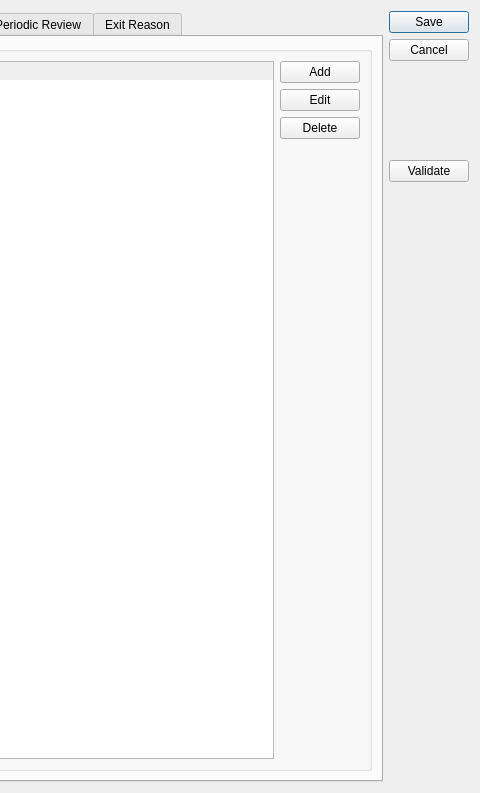
Above: ui/ui_removal2020.ui from zstamper/AFCARS-AXE before the change; both pictures show x 569 to 1049 and y 0 to 793 of the 1049 by 793 pixel window. Below: the same form after it.
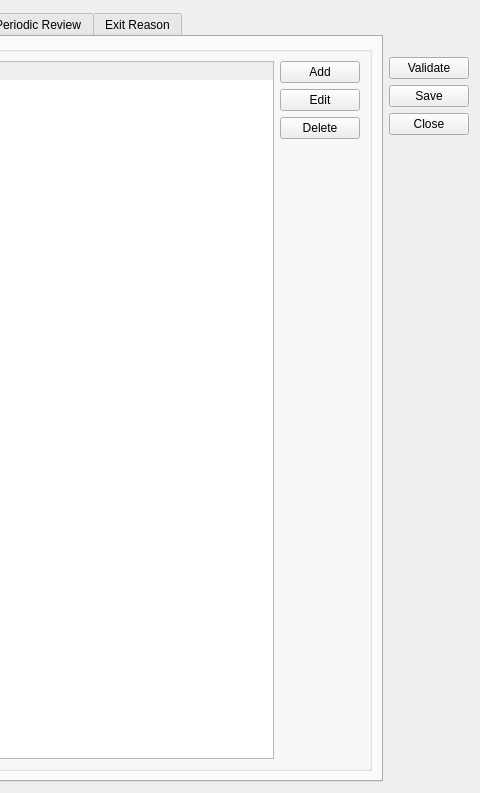
That is the form after the change. The open tabs and pages were chosen to show the change.

Patch:
```diff
--- a/ui/ui_removal2020.ui
+++ b/ui/ui_removal2020.ui
@@ -495,6 +495,9 @@
               <property name="text">
                <string>Add</string>
               </property>
+              <property name="autoDefault">
+               <bool>false</bool>
+              </property>
              </widget>
             </item>
             <item>
@@ -502,6 +505,9 @@
               <property name="text">
                <string>Edit</string>
               </property>
+              <property name="autoDefault">
+               <bool>false</bool>
+              </property>
              </widget>
             </item>
             <item>
@@ -509,6 +515,9 @@
               <property name="text">
                <string>Delete</string>
               </property>
+              <property name="autoDefault">
+               <bool>false</bool>
+              </property>
              </widget>
             </item>
             <item>
@@ -572,6 +581,9 @@
               <property name="text">
                <string>Add</string>
               </property>
+              <property name="autoDefault">
+               <bool>false</bool>
+              </property>
              </widget>
             </item>
             <item>
@@ -579,6 +591,9 @@
               <property name="text">
                <string>Edit</string>
               </property>
+              <property name="autoDefault">
+               <bool>false</bool>
+              </property>
              </widget>
             </item>
             <item>
@@ -586,6 +601,9 @@
               <property name="text">
                <string>Delete</string>
               </property>
+              <property name="autoDefault">
+               <bool>false</bool>
+              </property>
              </widget>
             </item>
             <item>
@@ -649,6 +667,9 @@
               <property name="text">
                <string>Add</string>
               </property>
+              <property name="autoDefault">
+               <bool>false</bool>
+              </property>
              </widget>
             </item>
             <item>
@@ -656,6 +677,9 @@
               <property name="text">
                <string>Edit</string>
               </property>
+              <property name="autoDefault">
+               <bool>false</bool>
+              </property>
              </widget>
             </item>
             <item>
@@ -663,6 +687,9 @@
               <property name="text">
                <string>Delete</string>
               </property>
+              <property name="autoDefault">
+               <bool>false</bool>
+              </property>
              </widget>
             </item>
             <item>
@@ -721,6 +748,9 @@
               <property name="text">
                <string>Add</string>
               </property>
+              <property name="autoDefault">
+               <bool>false</bool>
+              </property>
              </widget>
             </item>
             <item>
@@ -728,6 +758,9 @@
               <property name="text">
                <string>Edit</string>
               </property>
+              <property name="autoDefault">
+               <bool>false</bool>
+              </property>
              </widget>
             </item>
             <item>
@@ -735,6 +768,9 @@
               <property name="text">
                <string>Delete</string>
               </property>
+              <property name="autoDefault">
+               <bool>false</bool>
+              </property>
              </widget>
             </item>
             <item>
@@ -793,6 +829,9 @@
               <property name="text">
                <string>Add</string>
               </property>
+              <property name="autoDefault">
+               <bool>false</bool>
+              </property>
              </widget>
             </item>
             <item>
@@ -800,6 +839,9 @@
               <property name="text">
                <string>Edit</string>
               </property>
+              <property name="autoDefault">
+               <bool>false</bool>
+              </property>
              </widget>
             </item>
             <item>
@@ -807,6 +849,9 @@
               <property name="text">
                <string>Delete</string>
               </property>
+              <property name="autoDefault">
+               <bool>false</bool>
+              </property>
              </widget>
             </item>
             <item>
@@ -1846,23 +1891,40 @@
     </widget>
    </item>
    <item>
-    <layout class="QVBoxLayout" name="verticalLayout_28">
+    <layout class="QVBoxLayout" name="verticalLayout_29">
      <item>
-      <widget class="QDialogButtonBox" name="form_action">
-       <property name="orientation">
-        <enum>Qt::Vertical</enum>
-       </property>
-       <property name="standardButtons">
-        <set>QDialogButtonBox::Cancel|QDialogButtonBox::Save</set>
-       </property>
-      </widget>
-     </item>
-     <item>
-      <widget class="QPushButton" name="validate_button">
-       <property name="text">
-        <string>Validate</string>
-       </property>
-      </widget>
+      <layout class="QVBoxLayout" name="verticalLayout_28">
+       <item>
+        <widget class="QPushButton" name="validate_button">
+         <property name="text">
+          <string>Validate</string>
+         </property>
+         <property name="autoDefault">
+          <bool>false</bool>
+         </property>
+        </widget>
+       </item>
+       <item>
+        <widget class="QPushButton" name="save_button">
+         <property name="text">
+          <string>Save</string>
+         </property>
+         <property name="autoDefault">
+          <bool>false</bool>
+         </property>
+        </widget>
+       </item>
+       <item>
+        <widget class="QPushButton" name="close_button">
+         <property name="text">
+          <string>Close</string>
+         </property>
+         <property name="autoDefault">
+          <bool>false</bool>
+         </property>
+        </widget>
+       </item>
+      </layout>
      </item>
      <item>
       <spacer name="verticalSpacer_12">
```
Left out of the diff: 39 changed lines with no effect on the pictures.
